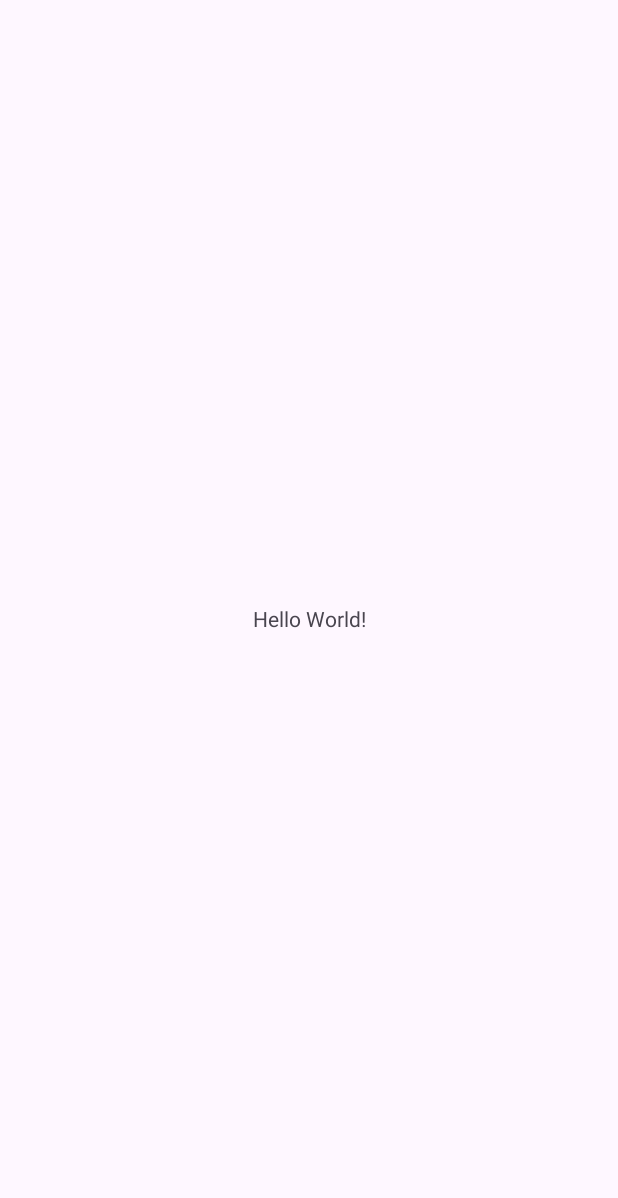
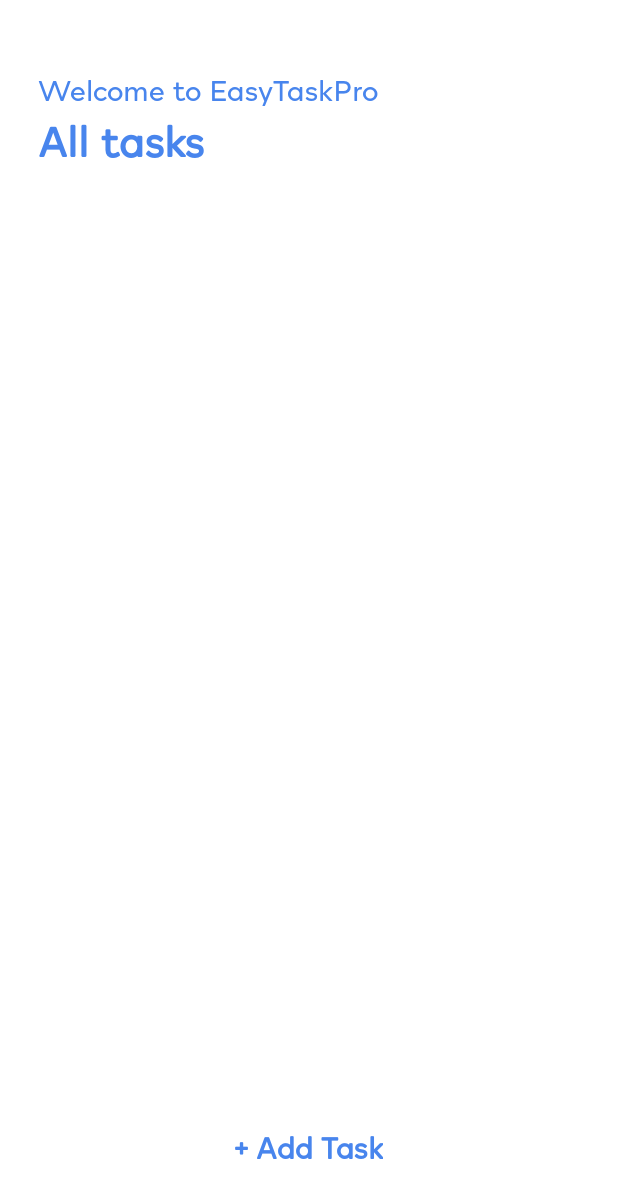
Before and after one commit to anmol-dhar/CodeClauseInternship_EasyTask, an Android app: the screen it shows after launch once a user with an empty profile is signed in (MainActivity), on a phone screen of 412 x 824 dp. Before the commit the part shown is almost empty. Shown: the top 1198 px of the screen. Run offline under Robolectric (Android 15) with nearby library versions, the phone set to English and light mode, and no system bars; our stand-ins replace Firebase (no records; nobody signed in at launch, a user with empty details on screens opened directly).

Commit message:
Homepage ui and add new task ui created.

```diff
--- a/app/src/main/AndroidManifest.xml
+++ b/app/src/main/AndroidManifest.xml
@@ -14,6 +14,9 @@
         android:supportsRtl="true"
         android:theme="@style/Theme.EasyTaskPro"
         tools:targetApi="31">
+        <activity
+            android:name=".AddNoteScreen"
+            android:exported="false" />
         <activity
             android:name=".LoginScreen"
             android:exported="false" />
--- a/app/src/main/java/com/anmol/easytaskpro/MainActivity.java
+++ b/app/src/main/java/com/anmol/easytaskpro/MainActivity.java
@@ -2,13 +2,28 @@
 
 import androidx.appcompat.app.AppCompatActivity;
 
+import android.content.Intent;
 import android.os.Bundle;
+import android.view.View;
+import android.widget.TextView;
 
 public class MainActivity extends AppCompatActivity {
+
+    TextView addTask;
 
     @Override
     protected void onCreate(Bundle savedInstanceState) {
         super.onCreate(savedInstanceState);
         setContentView(R.layout.activity_main);
+
+        addTask = findViewById(R.id.addTaskButton);
+
+        addTask.setOnClickListener(new View.OnClickListener() {
+            @Override
+            public void onClick(View v) {
+                startActivity(new Intent(MainActivity.this, AddNoteScreen.class));
+            }
+        });
+
     }
 }
--- /dev/null
+++ b/app/src/main/res/drawable/close_button.xml
@@ -0,0 +1,5 @@
+<vector android:height="24dp" android:tint="#000000"
+    android:viewportHeight="24" android:viewportWidth="24"
+    android:width="24dp" xmlns:android="http://schemas.android.com/apk/res/android">
+    <path android:fillColor="@android:color/white" android:pathData="M19,6.41L17.59,5 12,10.59 6.41,5 5,6.41 10.59,12 5,17.59 6.41,19 12,13.41 17.59,19 19,17.59 13.41,12z"/>
+</vector>
--- a/app/src/main/res/layout/activity_main.xml
+++ b/app/src/main/res/layout/activity_main.xml
@@ -1,18 +1,71 @@
 <?xml version="1.0" encoding="utf-8"?>
-<androidx.constraintlayout.widget.ConstraintLayout xmlns:android="http://schemas.android.com/apk/res/android"
+<LinearLayout xmlns:android="http://schemas.android.com/apk/res/android"
     xmlns:app="http://schemas.android.com/apk/res-auto"
     xmlns:tools="http://schemas.android.com/tools"
     android:layout_width="match_parent"
     android:layout_height="match_parent"
+    android:orientation="vertical"
+    android:padding="25dp"
+    android:background="@color/whiteColor"
     tools:context=".MainActivity">
 
-    <TextView
-        android:layout_width="wrap_content"
-        android:layout_height="wrap_content"
-        android:text="Hello World!"
-        app:layout_constraintBottom_toBottomOf="parent"
-        app:layout_constraintEnd_toEndOf="parent"
-        app:layout_constraintStart_toStartOf="parent"
-        app:layout_constraintTop_toTopOf="parent" />
+    <FrameLayout
+        android:layout_width="match_parent"
+        android:layout_height="wrap_content">
 
-</androidx.constraintlayout.widget.ConstraintLayout>
+        <LinearLayout
+            android:layout_width="match_parent"
+            android:layout_height="wrap_content"
+            android:orientation="vertical">
+
+            <TextView
+                android:layout_width="wrap_content"
+                android:layout_height="wrap_content"
+                android:text="Welcome  to  EasyTaskPro"
+                android:fontFamily="@font/rockford"
+                android:layout_marginTop="20dp"
+                android:textColor="@color/primaryColor"
+                android:textSize="19sp"/>
+
+            <TextView
+                android:layout_width="wrap_content"
+                android:layout_height="wrap_content"
+                android:text="All  tasks"
+                android:fontFamily="@font/rockford"
+                android:textStyle="bold"
+                android:textColor="@color/primaryColor"
+                android:textSize="28sp"/>
+
+        </LinearLayout>
+    </FrameLayout>
+
+    <LinearLayout
+        android:layout_width="match_parent"
+        android:layout_height="match_parent"
+        android:orientation="vertical">
+
+        <FrameLayout
+            android:layout_width="match_parent"
+            android:layout_height="0dp"
+            android:layout_weight="1">
+
+
+        </FrameLayout>
+
+        <TextView
+            android:id="@+id/addTaskButton"
+            android:layout_width="wrap_content"
+            android:layout_height="wrap_content"
+            android:text="+  Add  Task"
+            android:paddingTop="10dp"
+            android:layout_gravity="center"
+            android:textColor="@color/primaryColor"
+            android:fontFamily="@font/rockford"
+            android:textSize="20sp"
+            android:textStyle="bold"
+            android:paddingBottom="20dp"
+            android:textAlignment="center" />
+
+    </LinearLayout>
+
+</LinearLayout>
--- a/build.gradle.kts
+++ b/build.gradle.kts
@@ -5,5 +5,5 @@
 }
 // Top-level build file where you can add configuration options common to all sub-projects/modules.
 plugins {
-    id("com.android.application") version "8.1.3" apply false
+    id("com.android.application") version "8.1.4" apply false
 }
```
Also changed, not shown: app/src/main/java/com/anmol/easytaskpro/AddNoteScreen.java (added, +14 -0 lines), app/src/main/res/layout/activity_add_note_screen.xml (added, +98 -0 lines).
